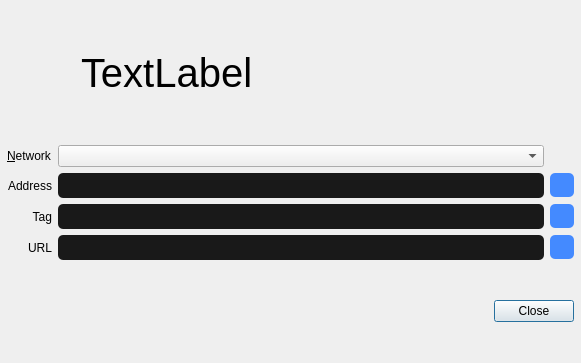
The window that Plugins/BinanceSpot/ui/NetworkAddress.ui (519984307/Centaur) describes before a commit, drawn with Qt 5.
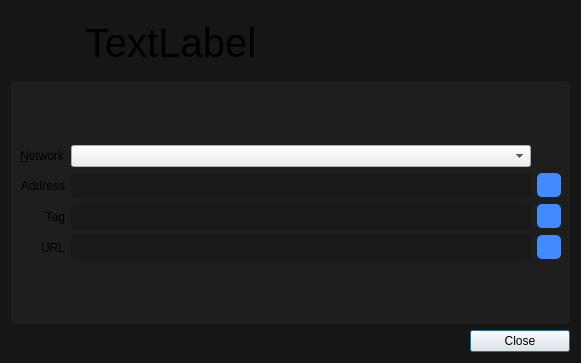
The same window after the commit. Icons and pictures are not drawn.

Commit message: All dialogs now save their state and restore it

```diff
--- a/Plugins/BinanceSpot/ui/NetworkAddress.ui
+++ b/Plugins/BinanceSpot/ui/NetworkAddress.ui
@@ -28,30 +28,34 @@
     padding: 0 0 0 10;
 }
 
+
+
 QLineEdit:hover {
     background-color: rgb(35, 35, 35);
 }
 
 QLineEdit:focus {
     background-color: rgb(45, 45, 45);
-}</string>
+}
+
+
+QDialog{
+background-color: rgb(22,22,22);
+border-radius: 2px;
+border-left: 0px;
+border-right: 0px;
+border-top: 0px;
+border-bottom: 0px;
+}
+
+QLabel{
+border:0px;
+}
+
+/*border-left: 20px solid */
+</string>
   </property>
-  <layout class="QVBoxLayout" name="verticalLayout">
-   <property name="spacing">
-    <number>-1</number>
-   </property>
-   <property name="leftMargin">
-    <number>7</number>
-   </property>
-   <property name="topMargin">
-    <number>7</number>
-   </property>
-   <property name="rightMargin">
-    <number>7</number>
-   </property>
-   <property name="bottomMargin">
-    <number>7</number>
-   </property>
+  <layout class="QVBoxLayout" name="verticalLayout_2">
    <item>
     <layout class="QHBoxLayout" name="horizontalInfoLayout">
      <property name="spacing">
@@ -109,6 +113,32 @@
     </layout>
    </item>
    <item>
+    <widget class="QFrame" name="frame">
+     <property name="styleSheet">
+      <string notr="true">QFrame{
+background-color: rgb(30,30,30);
+border-radius: 5px;
+border-left: 0px;
+border-right: 0px;
+border-top: 0px;
+border-bottom: 0px;
+}
+
+QLabel{
+border:0px;
+}
+
+/*border-left: 20px solid */
+</string>
+     </property>
+     <property name="frameShape">
+      <enum>QFrame::StyledPanel</enum>
+     </property>
+     <property name="frameShadow">
+      <enum>QFrame::Raised</enum>
+     </property>
+     <layout class="QVBoxLayout" name="verticalLayout">
+      <item>
     <layout class="QGridLayout" name="gridLayout">
      <item row="2" column="2">
       <widget class="QPushButton" name="btnCopyTag">
@@ -390,6 +420,9 @@
      </item>
     </layout>
    </item>
+     </layout>
+    </widget>
+   </item>
    <item>
     <layout class="QHBoxLayout" name="horizontalLayout">
      <item>
@@ -407,6 +440,12 @@
      </item>
      <item>
       <widget class="QPushButton" name="btnClose">
+       <property name="minimumSize">
+        <size>
+         <width>100</width>
+         <height>0</height>
+        </size>
+       </property>
        <property name="text">
         <string>Close</string>
        </property>
```
Left out of the diff: 2 changed lines with no effect on the pictures. Lines whose indentation alone changed are shown as unchanged. The commit also changes 6 other files.
